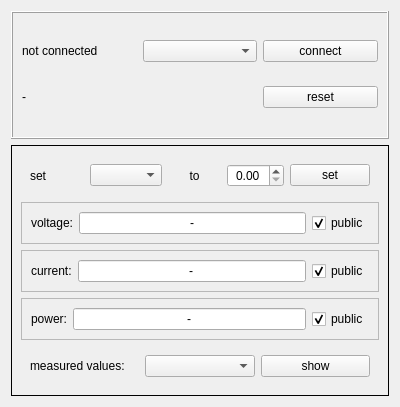
Old version of the form bopmgwindow.ui in the repository bchjoerni/mlab.
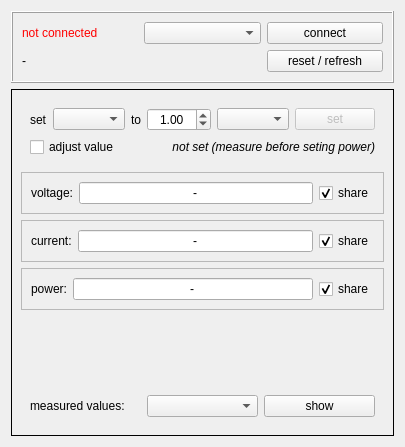
New version of the form.

Patch:
```diff
--- a/bopmgwindow.ui
+++ b/bopmgwindow.ui
@@ -6,8 +6,8 @@
    <rect>
     <x>0</x>
     <y>0</y>
-    <width>400</width>
-    <height>407</height>
+    <width>377</width>
+    <height>447</height>
    </rect>
   </property>
   <property name="windowTitle">
@@ -25,6 +25,9 @@
      <layout class="QGridLayout" name="gridLayout_4">
       <item row="0" column="0">
        <widget class="QLabel" name="lbl_status">
+        <property name="styleSheet">
+         <string notr="true">color: red;</string>
+        </property>
         <property name="text">
          <string>not connected</string>
         </property>
@@ -40,25 +43,28 @@
         </property>
        </widget>
       </item>
-      <item row="1" column="0">
+      <item row="1" column="2">
+       <widget class="QPushButton" name="btn_resetInfo">
+        <property name="text">
+         <string>reset / refresh</string>
+        </property>
+       </widget>
+      </item>
+      <item row="1" column="0" colspan="2">
        <widget class="QLabel" name="lbl_info">
         <property name="text">
          <string>-</string>
         </property>
        </widget>
       </item>
-      <item row="1" column="2">
-       <widget class="QPushButton" name="btn_reset">
-        <property name="text">
-         <string>reset</string>
-        </property>
-       </widget>
-      </item>
      </layout>
     </widget>
    </item>
    <item row="1" column="0">
     <widget class="QFrame" name="frame_values">
+     <property name="enabled">
+      <bool>true</bool>
+     </property>
      <property name="frameShape">
       <enum>QFrame::Box</enum>
      </property>
@@ -97,15 +103,52 @@
            <property name="alignment">
             <set>Qt::AlignCenter</set>
            </property>
+           <property name="decimals">
+            <number>2</number>
+           </property>
+           <property name="maximum">
+            <double>999.990000000000009</double>
+           </property>
+           <property name="value">
+            <double>1.000000000000000</double>
+           </property>
           </widget>
          </item>
          <item row="0" column="4">
+          <widget class="QComboBox" name="cob_setValueUnit"/>
+         </item>
+         <item row="0" column="5">
           <widget class="QPushButton" name="btn_setValue">
+           <property name="enabled">
+            <bool>false</bool>
+           </property>
            <property name="text">
             <string>set</string>
            </property>
           </widget>
          </item>
+         <item row="1" column="0" colspan="3">
+          <widget class="QCheckBox" name="chb_adjustSetValue">
+           <property name="text">
+            <string>adjust value</string>
+           </property>
+          </widget>
+         </item>
+         <item row="1" column="3" colspan="3">
+          <widget class="QLabel" name="lbl_setValueSet">
+           <property name="font">
+            <font>
+             <italic>true</italic>
+            </font>
+           </property>
+           <property name="text">
+            <string>&lt;html&gt;&lt;head/&gt;&lt;body&gt;&lt;p&gt;not set (measure before seting power)&lt;/p&gt;&lt;/body&gt;&lt;/html&gt;</string>
+           </property>
+           <property name="alignment">
+            <set>Qt::AlignRight|Qt::AlignTrailing|Qt::AlignVCenter</set>
+           </property>
+          </widget>
+         </item>
         </layout>
        </widget>
       </item>
@@ -138,7 +181,7 @@
          <item row="0" column="2">
           <widget class="QCheckBox" name="chb_voltagePublic">
            <property name="text">
-            <string>public</string>
+            <string>share</string>
            </property>
            <property name="checked">
             <bool>true</bool>
@@ -177,7 +220,7 @@
          <item row="0" column="2">
           <widget class="QCheckBox" name="chb_currentPublic">
            <property name="text">
-            <string>public</string>
+            <string>share</string>
            </property>
            <property name="checked">
             <bool>true</bool>
@@ -216,7 +259,7 @@
          <item row="0" column="2">
           <widget class="QCheckBox" name="chb_powerPublic">
            <property name="text">
-            <string>public</string>
+            <string>share</string>
            </property>
            <property name="checked">
             <bool>true</bool>
@@ -226,7 +269,7 @@
         </layout>
        </widget>
       </item>
-      <item row="4" column="0">
+      <item row="5" column="0">
        <widget class="QFrame" name="frame_measuredValues">
         <property name="frameShape">
          <enum>QFrame::NoFrame</enum>
@@ -255,6 +298,19 @@
         </layout>
        </widget>
       </item>
+      <item row="4" column="0">
+       <spacer name="verticalSpacer">
+        <property name="orientation">
+         <enum>Qt::Vertical</enum>
+        </property>
+        <property name="sizeHint" stdset="0">
+         <size>
+          <width>20</width>
+          <height>40</height>
+         </size>
+        </property>
+       </spacer>
+      </item>
      </layout>
     </widget>
    </item>
```
Left out of the diff: 10 changed lines with no effect on the pictures.
